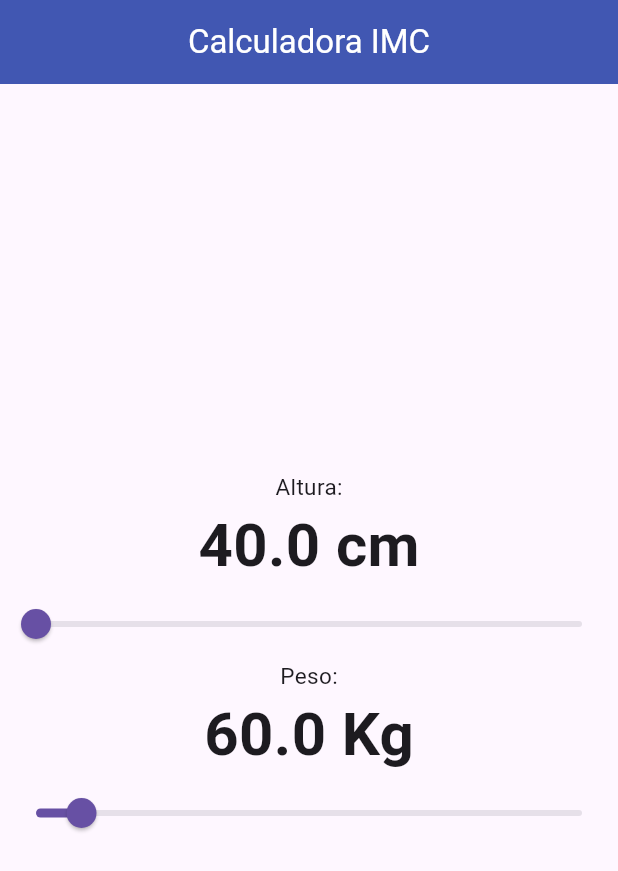
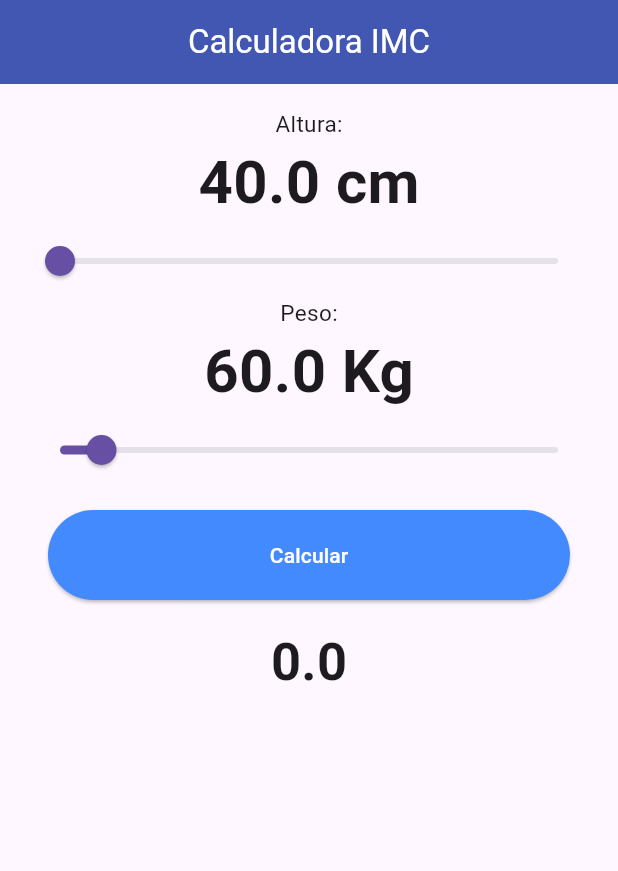
Before and after one commit to fr4nsgallegos/imcappg13, a Flutter app: the screen it shows after launch, on a phone screen of 412 x 824 dp. Shown: the top 871 px of the screen. Run offline on Flutter 3.47's test engine with Material 3 defaults, Android fonts, the phone set to English and light mode, and no system bars.

Commit message:
aplicando fórmula pero con errors al ejecutar el botón

```diff
--- a/lib/pages/imc_page.dart
+++ b/lib/pages/imc_page.dart
@@ -11,6 +11,12 @@ class _ImcPageState extends State<ImcPage> {
 
   double sliderHeigth = 40;
   double sliderweight = 60;
+  double imcResult = 0;
+
+  double calcularIMC() {
+    imcResult = sliderweight / ((sliderHeigth * sliderHeigth));
+    return imcResult;
+  }
 
   @override
   Widget build(BuildContext context) {
@@ -21,9 +27,11 @@ class _ImcPageState extends State<ImcPage> {
         backgroundColor: Color(0xff4157B2),
         centerTitle: true,
       ),
-      body: Center(
+      body: Padding(
+        padding: EdgeInsetsGeometry.all(16),
+
         child: Column(
-          mainAxisAlignment: MainAxisAlignment.center,
+          mainAxisAlignment: MainAxisAlignment.start,
           children: [
             SliderWidget(
               title: "Altura",
@@ -34,6 +42,30 @@ class _ImcPageState extends State<ImcPage> {
               title: "Peso",
               unidadMedida: "Kg",
               value: sliderweight,
+            ),
+
+            Padding(
+              padding: const EdgeInsets.all(16.0),
+              child: SizedBox(
+                width: double.infinity,
+                height: 60,
+                child: ElevatedButton(
+                  style: ElevatedButton.styleFrom(
+                    backgroundColor: Colors.blueAccent,
+                    foregroundColor: Colors.white,
+                  ),
+                  onPressed: () {
+                    calcularIMC();
+                    setState(() {});
+                  },
+                  child: Text("Calcular"),
+                ),
+              ),
+            ),
+
+            Text(
+              imcResult.toString(),
+              style: TextStyle(fontWeight: FontWeight.bold, fontSize: 35),
             ),
           ],
         ),
```
